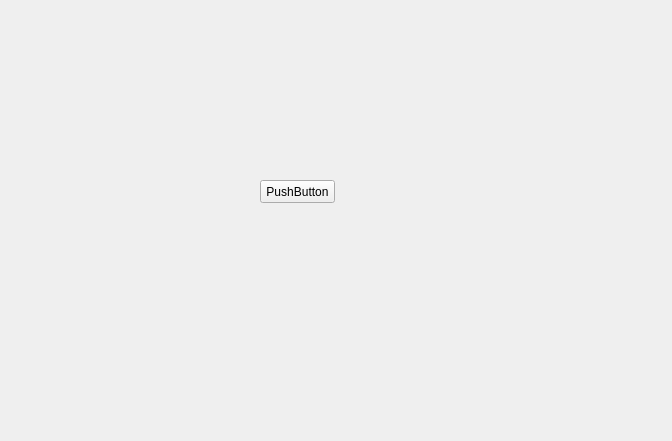
Above: xprocessmemorymapwidget.ui from horsicq/XProcessMemoryMapWidget before the change. Below: the same form after it.
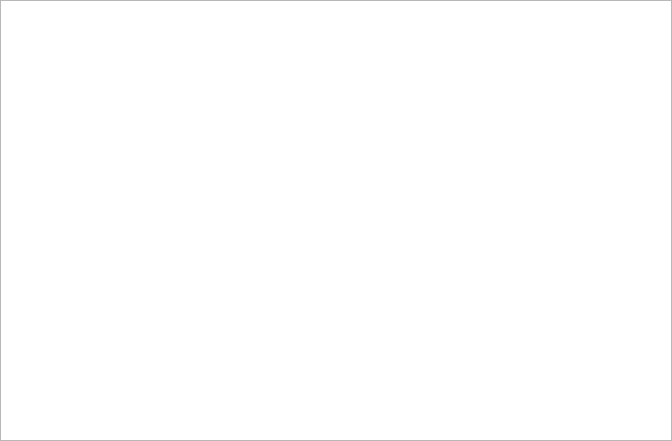
That is the form after the change.

Patch:
```diff
--- a/xprocessmemorymapwidget.ui
+++ b/xprocessmemorymapwidget.ui
@@ -13,19 +13,36 @@
   <property name="windowTitle">
    <string>Form</string>
   </property>
-  <widget class="QPushButton" name="pushButton">
-   <property name="geometry">
-    <rect>
-     <x>260</x>
-     <y>180</y>
-     <width>75</width>
-     <height>23</height>
-    </rect>
+  <layout class="QVBoxLayout" name="verticalLayout">
+   <property name="leftMargin">
+    <number>0</number>
    </property>
-   <property name="text">
-    <string>PushButton</string>
+   <property name="topMargin">
+    <number>0</number>
    </property>
-  </widget>
+   <property name="rightMargin">
+    <number>0</number>
+   </property>
+   <property name="bottomMargin">
+    <number>0</number>
+   </property>
+   <item>
+    <widget class="QTableView" name="tableViewMemoryMap">
+     <property name="contextMenuPolicy">
+      <enum>Qt::CustomContextMenu</enum>
+     </property>
+     <property name="editTriggers">
+      <set>QAbstractItemView::NoEditTriggers</set>
+     </property>
+     <property name="selectionMode">
+      <enum>QAbstractItemView::SingleSelection</enum>
+     </property>
+     <property name="selectionBehavior">
+      <enum>QAbstractItemView::SelectRows</enum>
+     </property>
+    </widget>
+   </item>
+  </layout>
  </widget>
  <resources/>
  <connections/>
```
